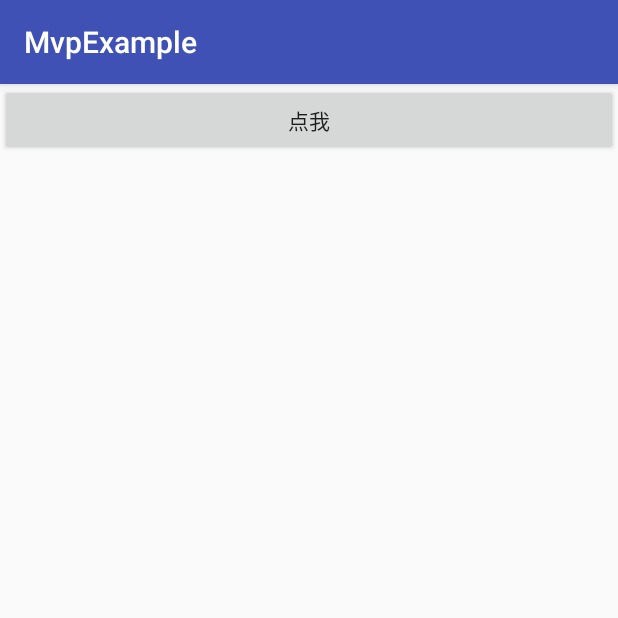
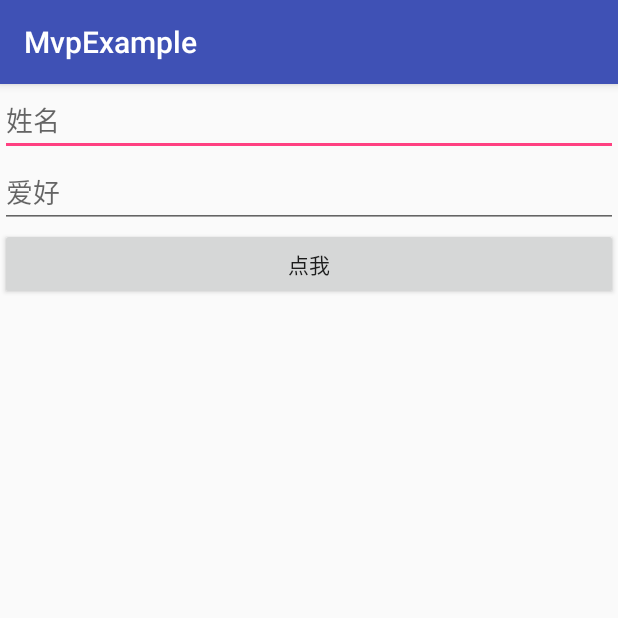
Before and after one commit to BoomBone/MvpExample, an Android app: the screen it shows after launch (MainActivity), after a tap on "点我", on a phone screen of 412 x 824 dp, the top half of it. Run offline under Robolectric (Android 15) with nearby library versions, the phone set to English and light mode, and no system bars.

Commit message:
添加实体类

```diff
--- a/app/src/main/java/com/example/mvp/MainActivity.kt
+++ b/app/src/main/java/com/example/mvp/MainActivity.kt
@@ -2,18 +2,22 @@ package com.example.mvp
 
 import android.support.v7.app.AppCompatActivity
 import android.os.Bundle
+import com.example.mvp.data.Name
 import com.example.mvp.present.MainPresent
 import com.example.mvp.present.view.MainView
 import kotlinx.android.synthetic.main.activity_main.*
 import org.jetbrains.anko.toast
 
 class MainActivity : AppCompatActivity(), MainView {
+    override fun result(inputName: Name) {
+        toast(inputName.name + "————————————————————————————————————" + inputName.hobby)
+    }
 
+    /**
+     * 创建Present
+     */
     lateinit var present: MainPresent<MainView>
 
-    override fun result() {
-        toast("BlingBling")
-    }
 
     override fun onCreate(savedInstanceState: Bundle?) {
         super.onCreate(savedInstanceState)
@@ -29,7 +33,9 @@ class MainActivity : AppCompatActivity(), MainView {
 
     private fun initView() {
         mButton.setOnClickListener {
-            present.show()
+            val name = mName.text.toString()
+            val hobby = mName.text.toString()
+            present.show(name, hobby)
         }
     }
 }
--- /dev/null
+++ b/app/src/main/java/com/example/mvp/data/Name.kt
@@ -0,0 +1,7 @@
+package com.example.mvp.data
+
+/**
+ * @author Ting
+ * @date 2018/4/8
+ */
+data class Name(val name: String, val hobby: String)
--- a/app/src/main/java/com/example/mvp/present/MainPresent.kt
+++ b/app/src/main/java/com/example/mvp/present/MainPresent.kt
@@ -1,5 +1,6 @@
 package com.example.mvp.present
 
+import com.example.mvp.data.Name
 import com.example.mvp.present.view.MainView
 
 /**
@@ -7,7 +8,8 @@ import com.example.mvp.present.view.MainView
  */
 class MainPresent<T : MainView> {
     lateinit var mView: T
-    fun show() {
-        mView.result()
+    fun show(name: String, hobby: String) {
+        val uName = Name(name, hobby)
+        mView.result(uName)
     }
 }
--- a/app/src/main/java/com/example/mvp/present/view/MainView.kt
+++ b/app/src/main/java/com/example/mvp/present/view/MainView.kt
@@ -1,8 +1,12 @@
 package com.example.mvp.present.view
 
+import com.example.mvp.data.Name
+
 /**
- * Created by pc on 2018/4/8.
+ * @author Ting
+ * @date 2018/4/8
+ * @function
  */
 interface MainView {
-    fun result()
+    fun result(inputName: Name)
 }
--- a/app/src/main/res/layout/activity_main.xml
+++ b/app/src/main/res/layout/activity_main.xml
@@ -1,15 +1,28 @@
 <?xml version="1.0" encoding="utf-8"?>
-<android.support.constraint.ConstraintLayout xmlns:android="http://schemas.android.com/apk/res/android"
+<LinearLayout xmlns:android="http://schemas.android.com/apk/res/android"
     xmlns:app="http://schemas.android.com/apk/res-auto"
     xmlns:tools="http://schemas.android.com/tools"
     android:layout_width="match_parent"
     android:layout_height="match_parent"
+    android:orientation="vertical"
     tools:context="com.example.mvp.MainActivity">
+
+    <EditText
+        android:id="@+id/mName"
+        android:layout_width="match_parent"
+        android:layout_height="wrap_content"
+        android:hint="姓名" />
+
+    <EditText
+        android:id="@+id/mHobby"
+        android:layout_width="match_parent"
+        android:layout_height="wrap_content"
+        android:hint="爱好" />
 
     <Button
         android:id="@+id/mButton"
         android:layout_width="match_parent"
         android:layout_height="wrap_content"
-        android:text="点我"/>
+        android:text="点我" />
 
-</android.support.constraint.ConstraintLayout>
+</LinearLayout>
```
